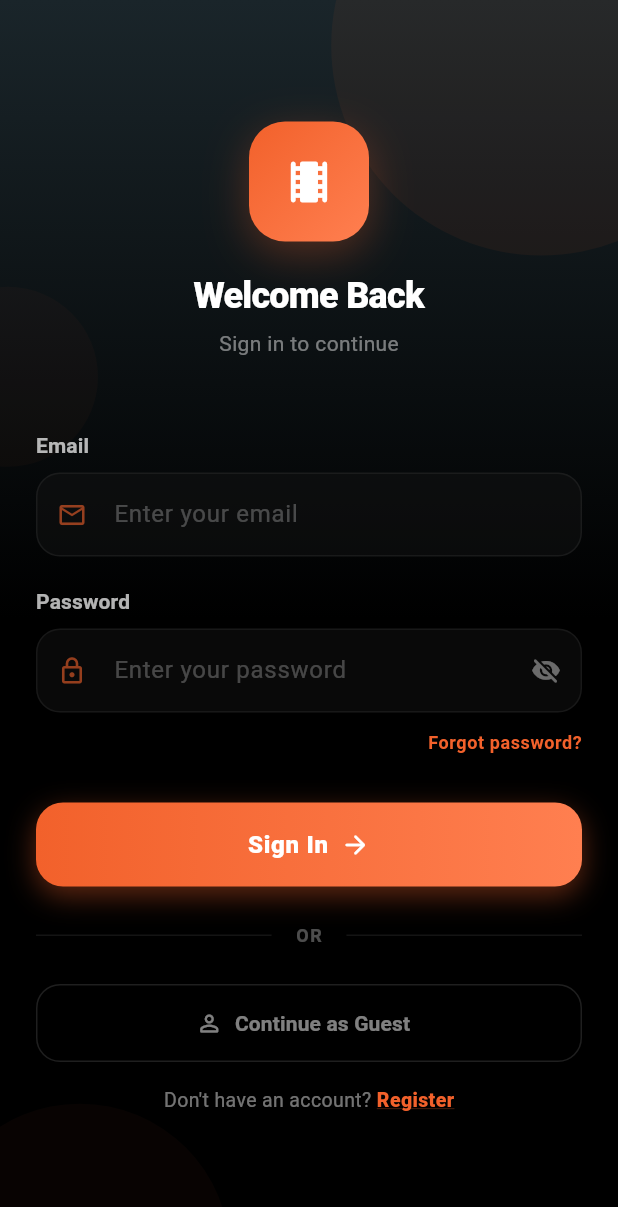
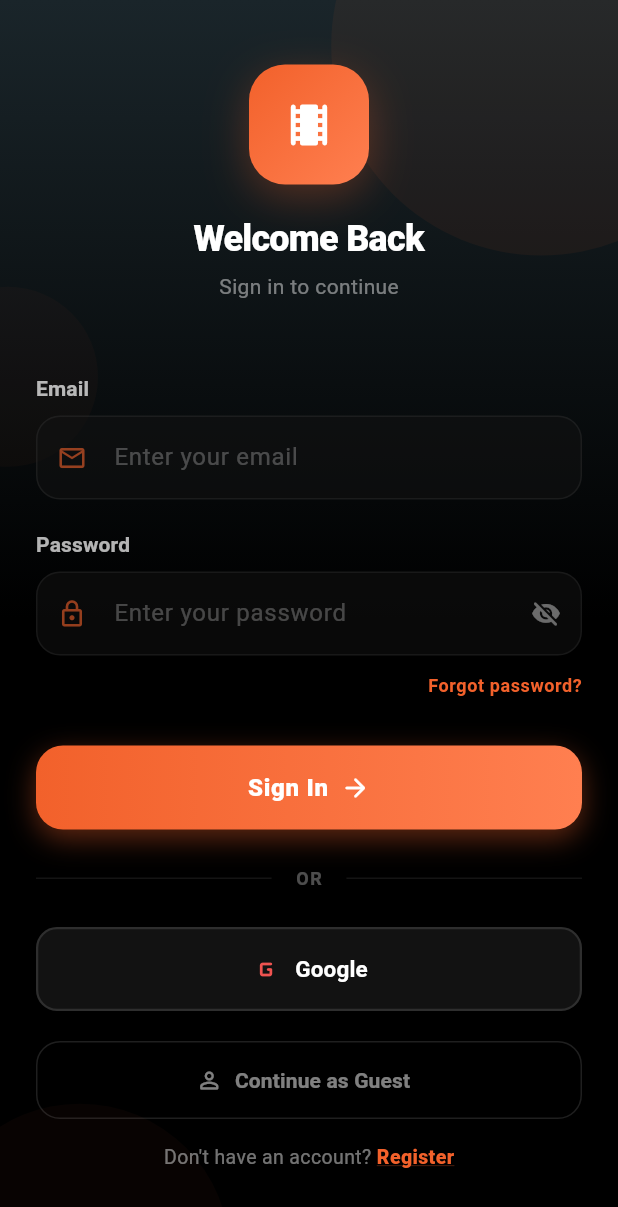
Before and after one commit to moamenFathy/Ticketa, a Flutter app: the screen it shows after launch, on a phone screen of 412 x 824 dp. Shown: the top 1207 px of the screen. Run offline on Flutter 3.47's test engine with Material 3 defaults, Android fonts, the phone set to English and light mode, and no system bars; our stand-ins replace cached_network_image, cookie_jar, dio, dio_cookie_manager, flutter_bloc, get_it and 6 more; missing offline and left inert: cupertino_native, flutter_stripe.

Commit message:
feat(auth): implement Google Sign-In service, repository endpoint, and login UI

```diff
--- /dev/null
+++ b/apps/mobile/lib/features/auth/data/google_auth_service.dart
@@ -0,0 +1,82 @@
+import 'package:flutter/foundation.dart';
+import 'package:google_sign_in/google_sign_in.dart';
+import 'package:shared_preferences/shared_preferences.dart';
+
+const String kWebClientId =
+    '768723492799-7qsjikqikqjvhtarqmqqsq6s72sjtg2s.apps.googleusercontent.com';
+const String kIosClientId =
+    '768723492799-p5e8fctohe7tj4ogservhok3c0rf3ll4.apps.googleusercontent.com';
+
+class GoogleAuthService {
+  GoogleAuthService._();
+
+  static bool get _isApple =>
+      defaultTargetPlatform == TargetPlatform.iOS ||
+      defaultTargetPlatform == TargetPlatform.macOS;
+
+  static final GoogleSignIn _googleSignIn = GoogleSignIn(
+    scopes: const ['email', 'profile'],
+    clientId: _isApple ? kIosClientId : null,
+    serverClientId: kWebClientId,
+  );
+
+  static Future<String?> signInWithGoogle() async {
+    const debugTag = 'GOOGLE_SIGN_IN';
+    debugPrint('[$debugTag] starting sign-in (apple=$_isApple)');
+    try {
+      await _googleSignIn.signOut();
+
+      final account = await _googleSignIn
+          .signIn()
+          .timeout(const Duration(seconds: 30));
+      if (account == null) {
+        debugPrint('[$debugTag] account returned null -> user cancelled');
+        return null;
+      }
+      debugPrint('[$debugTag] account = ${account.email} '
+          '(${account.displayName ?? 'no-name'})');
+
+      final auth = await account.authentication;
+      final idToken = auth.idToken;
+      debugPrint('[$debugTag] got idToken? ${idToken != null}'
+          ' length=${idToken?.length ?? 0}');
+      if (idToken == null) {
+        debugPrint('[$debugTag] FAILED: idToken is null '
+            '(likely clientId/serverClientId misconfigured)');
+        return null;
+      }
+
+      final prefs = await SharedPreferences.getInstance();
+      await prefs.setString('google_id_token', idToken);
+      await prefs.setString(
+        'google_display_name',
+        account.displayName ?? '',
+      );
+      await prefs.setString('google_email', account.email);
+      return idToken;
+    } catch (e, st) {
+      debugPrint('[$debugTag] ERROR: $e\n$st');
+      return null;
+    }
+  }
+
+  static Future<void> signOut() async {
+    final prefs = await SharedPreferences.getInstance();
+    await prefs.remove('google_id_token');
+    await _googleSignIn.disconnect();
+  }
+
+  static bool get isGoogleSession {
+    return false;
+  }
+
+  static Future<String> get savedDisplayName async {
+    final prefs = await SharedPreferences.getInstance();
+    return prefs.getString('google_display_name') ?? '';
+  }
+
+  static Future<String> get savedEmail async {
+    final prefs = await SharedPreferences.getInstance();
+    return prefs.getString('google_email') ?? '';
+  }
+}
--- a/apps/mobile/lib/features/auth/presentation/screens/login_page.dart
+++ b/apps/mobile/lib/features/auth/presentation/screens/login_page.dart
@@ -4,6 +4,7 @@ import 'package:flutter_bloc/flutter_bloc.dart';
 import 'package:ticketa/core/services/message_service.dart';
 import 'package:ticketa/core/theme/app_colors.dart';
 import 'package:ticketa/core/di/injection.dart';
+import 'package:ticketa/features/auth/data/google_auth_service.dart';
 import 'package:ticketa/features/auth/presentation/widgets/auth_background.dart';
 import 'package:ticketa/features/auth/presentation/cubit/auth_cubit.dart';
 import 'package:ticketa/features/auth/presentation/cubit/auth_state.dart';
@@ -92,6 +93,8 @@ class _LoginPageState extends State<LoginPage> with SingleTickerProviderStateMix
                               const SizedBox(height: 24),
                               _buildDividerWithText(theme, isDark, l10n),
                               const SizedBox(height: 24),
+                              _buildGoogleButton(theme, l10n),
+                              const SizedBox(height: 20),
                               _buildGuestButton(theme, l10n),
                               const SizedBox(height: 16),
                               _buildRegisterRow(theme, l10n),
@@ -290,6 +293,47 @@ class _LoginPageState extends State<LoginPage> with SingleTickerProviderStateMix
     );
   }
 
+  Widget _buildGoogleButton(ThemeData theme, AppLocalizations l10n) {
+    return BlocBuilder<AuthCubit, AuthState>(
+      builder: (context, state) {
+        final isLoading = state is AuthLoading;
+        return SizedBox(
+          width: double.infinity,
+          child: _SocialButton(
+            icon: Icons.g_mobiledata_rounded,
+            iconColor: Colors.red.shade400,
+            label: 'Google',
+            onPressed: isLoading ? null : () => _handleGoogleSignIn(context),
+          ),
+        );
+      },
+    );
+  }
+
+  Future<void> _handleGoogleSignIn(BuildContext context) async {
+    final l10n = AppLocalizations.of(context)!;
+
+    final idToken = await GoogleAuthService.signInWithGoogle();
+    if (!mounted || !context.mounted) return;
+    if (idToken == null) {
+      MessageService.showWarning(
+        context: context,
+        message: 'Google sign in was cancelled',
+      );
+      return;
+    }
+
+    final savedEmail = await GoogleAuthService.savedEmail;
+    final savedName = await GoogleAuthService.savedDisplayName;
+    if (!mounted || !context.mounted) return;
+
+    final cubit = context.read<AuthCubit>();
+    await cubit.loginWithGoogleToken(
+      idToken: idToken,
+      email: savedEmail.isNotEmpty ? savedEmail : null,
+    );
+  }
+
   Widget _buildDividerWithText(ThemeData theme, bool isDark, AppLocalizations l10n) {
     return Row(
       children: [
@@ -386,3 +430,54 @@ class _LoginPageState extends State<LoginPage> with SingleTickerProviderStateMix
     );
   }
 }
+
+class _SocialButton extends StatelessWidget {
+  const _SocialButton({
+    required this.icon,
+    required this.label,
+    required this.onPressed,
+    this.iconColor = AppColors.warmOrange,
+  });
+
+  final IconData icon;
+  final String label;
+  final VoidCallback? onPressed;
+  final Color iconColor;
+
+  @override
+  Widget build(BuildContext context) {
+    final theme = Theme.of(context);
+
+    return SizedBox(
+      height: 56,
+      child: OutlinedButton(
+        onPressed: onPressed,
+        style: OutlinedButton.styleFrom(
+          backgroundColor: theme.colorScheme.surface,
+          foregroundColor: theme.colorScheme.onSurface,
+          side: BorderSide(
+            color: theme.colorScheme.onSurface.withValues(alpha: 0.12),
+            width: 1.5,
+          ),
+          shape: RoundedRectangleBorder(
+            borderRadius: BorderRadius.circular(14),
+          ),
+        ),
+        child: Row(
+          mainAxisAlignment: MainAxisAlignment.center,
+          children: [
+            Icon(icon, size: 22, color: iconColor),
+            const SizedBox(width: 8),
+            Text(
+              label,
+              style: const TextStyle(
+                fontSize: 15,
+                fontWeight: FontWeight.w600,
+              ),
+            ),
+          ],
+        ),
+      ),
+    );
+  }
+}
```
Also changed, not shown: apps/mobile/lib/features/auth/data/auth_repository.dart (+10 -0 lines), apps/mobile/lib/features/auth/presentation/cubit/auth_cubit.dart (+13 -0 lines).
